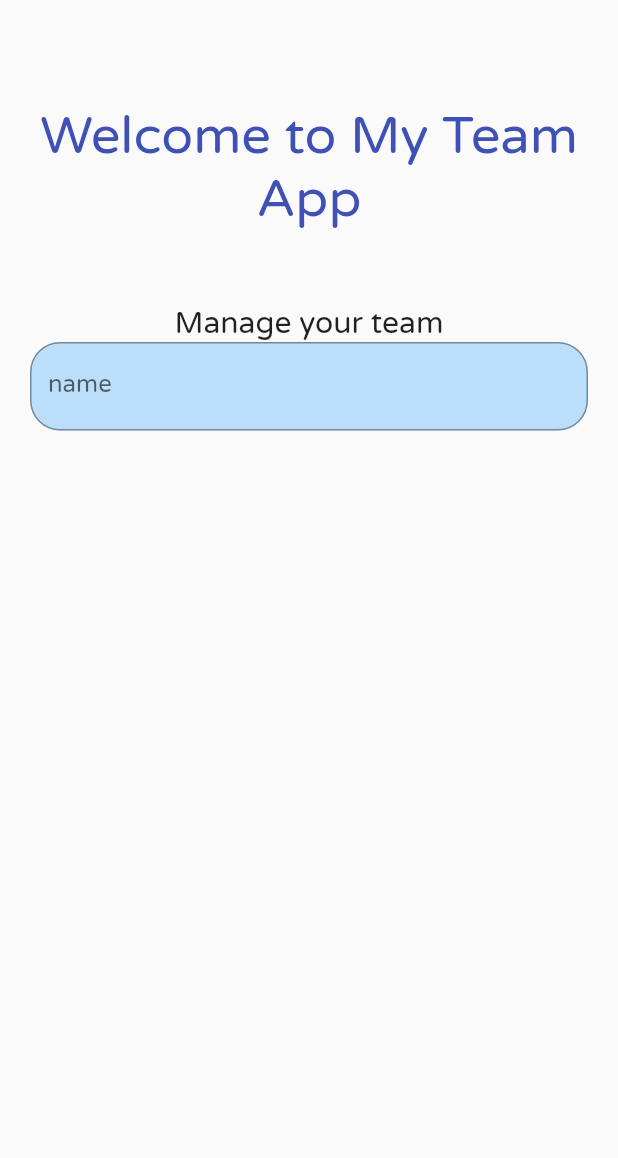
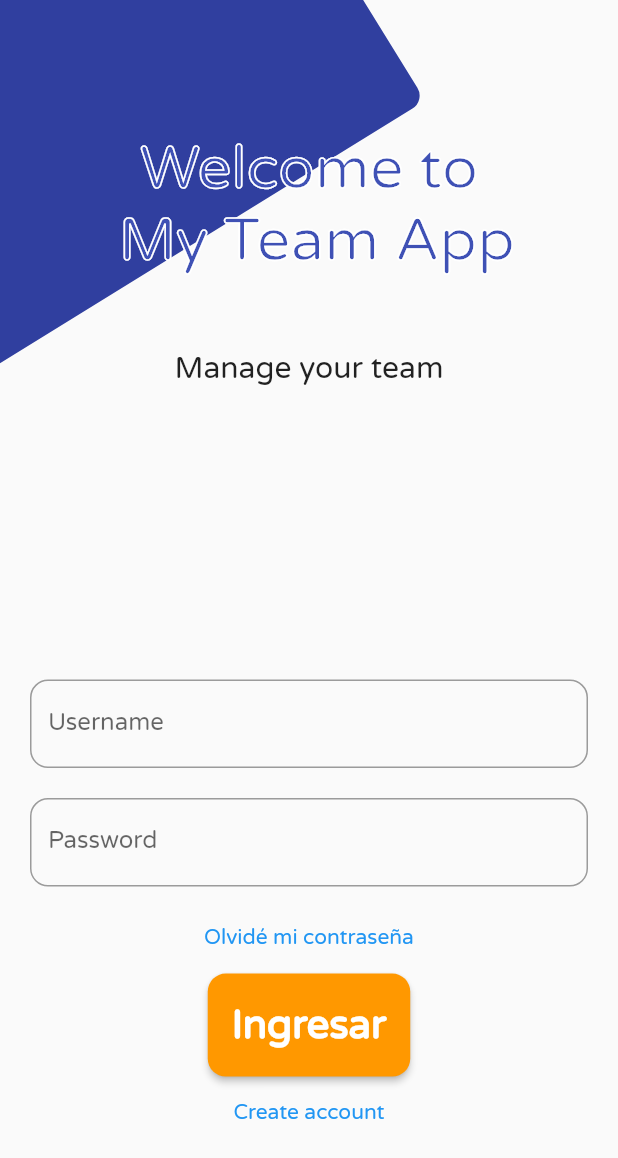
Before and after one commit to carlrey9/my_team_app, a Flutter app: the screen it shows after launch, on a phone screen of 412 x 824 dp. Shown: the top 1158 px of the screen. Run offline on Flutter 3.47's test engine with Material 2 defaults, Android fonts, the light colour scheme and no system bars; our stand-ins replace animate_do.

Commit message:
diseño login terminado

```diff
--- a/lib/l10n/intl_en.arb
+++ b/lib/l10n/intl_en.arb
@@ -1,4 +1,10 @@
 {
-    "welcomeMyTeamApp": "Welcome to My Team App",
-    "manageYourTeam": "Manage your team"
+    "welcomeMyTeamApp": "Welcome to \n My Team App",
+    "manageYourTeam": "Manage your team",
+    "name": "Name",
+    "password": "Password",
+    "creatteAccount": "Create account",
+    "forgotMyPassword": "Olvidé mi contraseña",
+    "login": "Ingresar",
+    "userName": "Username"
 }
--- a/lib/l10n/intl_es.arb
+++ b/lib/l10n/intl_es.arb
@@ -1,4 +1,10 @@
 {
-    "welcomeMyTeamApp": "Bienvenido a My Team App",
-    "manageYourTeam": "Maneja tu equipo"
+    "welcomeMyTeamApp": "Bienvenido a \n My Team App",
+    "manageYourTeam": "Maneja tu equipo",
+    "name": "Nombre",
+    "password": "Contraseña",
+    "creatteAccount": "Crear cuenta",
+    "forgotMyPassword": "Forgot my password",
+    "login": "Login",
+    "userName": "Usuario"
 }
--- a/lib/screens/login_screen.dart
+++ b/lib/screens/login_screen.dart
@@ -1,7 +1,10 @@
+import 'package:animate_do/animate_do.dart';
 import 'package:flutter/material.dart';
 import 'package:my_team_app/generated/l10n.dart';
+import 'package:my_team_app/util/my_colors.dart';
+import 'package:my_team_app/util/widgets/square.dart';
 import 'package:my_team_app/util/widgets/sub_tittle_login.dart';
-import 'package:my_team_app/util/widgets/text_form_field_login.dart';
+
 import 'package:my_team_app/util/widgets/title_login.dart';
 
 class LoginScreen extends StatelessWidget {
@@ -9,21 +12,35 @@ class LoginScreen extends StatelessWidget {
 
   @override
   Widget build(BuildContext context) {
+    final double _height = MediaQuery.of(context).size.height;
+    final double _width = MediaQuery.of(context).size.width;
+
     return Scaffold(
-      body: Center(
+      body: Stack(children: [
+        SquareLocal(),
+        Center(
           child: Container(
-          padding: EdgeInsets.all(20),
+            padding: EdgeInsets.symmetric(horizontal: 20),
+            child: SingleChildScrollView(
               child: Column(
                 mainAxisAlignment: MainAxisAlignment.start,
                 children: [
                   Tittle(),
                   Subtittle(),
+                  SizedBox(
+                    height: _height / 5,
+                  ),
                   FieldEmail(),
                   FieldPassword(),
+                  BtnForgotMyPassword(),
+                  BtnLogin(),
+                  BtnCreateAccount(),
                 ],
               ),
             ),
           ),
+        ),
+      ]),
     );
   }
 }
@@ -34,7 +51,7 @@ class Tittle extends StatelessWidget {
   @override
   Widget build(BuildContext context) {
     return Container(
-        padding: EdgeInsets.symmetric(vertical: 50),
+        padding: EdgeInsets.symmetric(vertical: 30),
         child: TittleLogin(text: S.of(context).welcomeMyTeamApp));
   }
 }
@@ -45,6 +62,7 @@ class Subtittle extends StatelessWidget {
   @override
   Widget build(BuildContext context) {
     return Container(
+      margin: EdgeInsets.all(20),
       child: SubTittleLogin(text: S.of(context).manageYourTeam),
     );
   }
@@ -56,17 +74,15 @@ class FieldEmail extends StatelessWidget {
   @override
   Widget build(BuildContext context) {
     return Container(
-      decoration: new BoxDecoration(
-          color: Colors.blue[100],
-          borderRadius: new BorderRadius.all(new Radius.circular(20))),
+      margin: EdgeInsets.symmetric(vertical: 10),
       child: TextFormField(
         decoration: InputDecoration(
           fillColor: Colors.white,
           border: new OutlineInputBorder(
-            borderRadius: new BorderRadius.circular(20),
+            borderRadius: new BorderRadius.circular(12),
             borderSide: new BorderSide(),
           ),
-          label: Text("name"),
+          label: Text(S.of(context).userName),
         ),
       ),
     );
@@ -78,6 +94,91 @@ class FieldPassword extends StatelessWidget {
 
   @override
   Widget build(BuildContext context) {
-    return Container();
+    return Container(
+      margin: EdgeInsets.symmetric(vertical: 10),
+      child: TextFormField(
+        decoration: InputDecoration(
+          fillColor: Colors.white,
+          border: new OutlineInputBorder(
+            borderRadius: new BorderRadius.circular(12),
+            borderSide: new BorderSide(),
+          ),
+          label: Text(
+            S.of(context).password,
+          ),
+        ),
+      ),
+    );
   }
 }
+
+class BtnForgotMyPassword extends StatelessWidget {
+  const BtnForgotMyPassword({Key? key}) : super(key: key);
+
+  @override
+  Widget build(BuildContext context) {
+    return TextButton(
+      onPressed: () {},
+      child: Text(S.of(context).forgotMyPassword),
+    );
+  }
+}
+
+class BtnLogin extends StatelessWidget {
+  const BtnLogin({Key? key}) : super(key: key);
+
+  @override
+  Widget build(BuildContext context) {
+    final double _height = MediaQuery.of(context).size.height;
+    final double _width = MediaQuery.of(context).size.width;
+    return MaterialButton(
+      onPressed: () {},
+      shape: RoundedRectangleBorder(
+        borderRadius: BorderRadius.circular(12),
+      ),
+      color: MyColors.acentColor,
+      child: Container(
+        height: _height / 12,
+        width: _width / 4,
+        child: FittedBox(
+          child: Text(
+            S.of(context).login,
+            style: TextStyle(
+                color: MyColors.textIcons, fontWeight: FontWeight.bold),
+          ),
+        ),
+      ),
+    );
+  }
+}
+
+class BtnCreateAccount extends StatelessWidget {
+  const BtnCreateAccount({Key? key}) : super(key: key);
+
+  @override
+  Widget build(BuildContext context) {
+    return TextButton(
+      onPressed: () {},
+      child: Text(S.of(context).creatteAccount),
+    );
+  }
+}
+
+class SquareLocal extends StatelessWidget {
+  const SquareLocal({Key? key}) : super(key: key);
+
+  @override
+  Widget build(BuildContext context) {
+    final double _height = MediaQuery.of(context).size.height;
+    final double _width = MediaQuery.of(context).size.width;
+    return Positioned(
+      left: -_width / 2,
+      top: -_width / 2,
+      child: Roulette(
+          animate: true,
+          spins: 1,
+          duration: Duration(seconds: 350),
+          child: Square()),
+    );
+  }
+}
--- /dev/null
+++ b/lib/util/widgets/square.dart
@@ -0,0 +1,23 @@
+import 'package:flutter/material.dart';
+import 'package:my_team_app/util/my_colors.dart';
+
+class Square extends StatelessWidget {
+  const Square({Key? key}) : super(key: key);
+
+  @override
+  Widget build(BuildContext context) {
+    final double _height = MediaQuery.of(context).size.height;
+    final double _width = MediaQuery.of(context).size.width;
+    return Transform.rotate(
+      angle: 45,
+      child: Container(
+        width: _width,
+        height: _width,
+        decoration: BoxDecoration(
+          color: MyColors.darkPrimaryColor,
+          borderRadius: BorderRadius.circular(10),
+        ),
+      ),
+    );
+  }
+}
--- a/lib/util/widgets/text_form_field_login.dart
+++ /dev/null
@@ -1,30 +0,0 @@
-import 'package:flutter/material.dart';
-
-class TextFormFieldLogin extends StatelessWidget {
-  final String label;
-  final dynamic fn;
-  const TextFormFieldLogin({
-    Key? key,
-    required this.label,
-    this.fn,
-  }) : super(key: key);
-
-  @override
-  Widget build(BuildContext context) {
-    return Container(
-      decoration: new BoxDecoration(
-          color: Colors.blue[100],
-          borderRadius: new BorderRadius.all(new Radius.circular(20))),
-      child: TextFormField(
-        decoration: InputDecoration(
-          fillColor: Colors.white,
-          border: new OutlineInputBorder(
-            borderRadius: new BorderRadius.circular(20),
-            borderSide: new BorderSide(),
-          ),
-          label: Text(this.label),
-        ),
-      ),
-    );
-  }
-}
--- a/lib/util/widgets/title_login.dart
+++ b/lib/util/widgets/title_login.dart
@@ -7,15 +7,25 @@ class TittleLogin extends StatelessWidget {
 
   @override
   Widget build(BuildContext context) {
-    return Text(
-      text,
-      style: TextStyle(
-        color: MyColors.primaryColor,
-        fontSize: 35,
+    return Stack(children: [
+      Text(
+        this.text,
+        textAlign: TextAlign.center,
+        style: TextStyle(
+          fontSize: 40,
+          foreground: Paint()..color = MyColors.primaryColor,
+        ),
       ),
-      maxLines: 2,
-      semanticsLabel: "Tittle",
-      textAlign: TextAlign.center,
-    );
+      Text(
+        this.text,
+        textAlign: TextAlign.center,
+        style: TextStyle(
+            fontSize: 40,
+            foreground: Paint()
+              ..strokeWidth = 1
+              ..color = MyColors.textIcons
+              ..style = PaintingStyle.stroke),
+      ),
+    ]);
   }
 }
--- a/pubspec.yaml
+++ b/pubspec.yaml
@@ -23,6 +23,12 @@ environment:
 dependencies:
   flutter:
     sdk: flutter
+  shared_preferences: ^2.0.13
+  animate_do: ^2.1.0
+
+
+
+
   flutter_localizations:
     sdk: flutter
 
```
Also changed, not shown: lib/generated/intl/messages_en.dart, lib/generated/intl/messages_es.dart, lib/generated/l10n.dart, pubspec.lock. Lines whose indentation alone changed are shown as unchanged.
